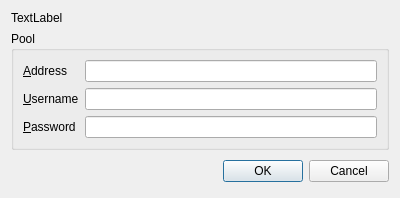
Old version of the form source/miningunitdialog.ui in the repository martin-kudlicka/crypto-miner.
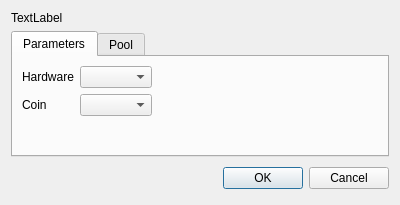
New version of the form.

Commit message: + setup hardware components * list miner supported coins

The edit to the form file:
```diff
--- a/source/miningunitdialog.ui
+++ b/source/miningunitdialog.ui
@@ -7,7 +7,7 @@
     <x>0</x>
     <y>0</y>
     <width>400</width>
-    <height>181</height>
+    <height>193</height>
    </rect>
   </property>
   <property name="windowTitle">
@@ -22,10 +22,75 @@
     </widget>
    </item>
    <item>
-    <widget class="QGroupBox" name="groupBox">
-     <property name="title">
+    <widget class="QTabWidget" name="tabWidget">
+     <property name="currentIndex">
+      <number>0</number>
+     </property>
+     <widget class="QWidget" name="tab_3">
+      <attribute name="title">
+       <string>Parameters</string>
+      </attribute>
+      <layout class="QFormLayout" name="formLayout_2">
+       <item row="0" column="0">
+        <widget class="QLabel" name="label_4">
+         <property name="text">
+          <string>Hardware</string>
+         </property>
+        </widget>
+       </item>
+       <item row="0" column="1">
+        <layout class="QHBoxLayout" name="horizontalLayout_2">
+         <item>
+          <widget class="QComboBox" name="parameterHardware"/>
+         </item>
+         <item>
+          <spacer name="horizontalSpacer">
+           <property name="orientation">
+            <enum>Qt::Horizontal</enum>
+           </property>
+           <property name="sizeHint" stdset="0">
+            <size>
+             <width>40</width>
+             <height>20</height>
+            </size>
+           </property>
+          </spacer>
+         </item>
+        </layout>
+       </item>
+       <item row="1" column="0">
+        <widget class="QLabel" name="label_5">
+         <property name="text">
+          <string>Coin</string>
+         </property>
+        </widget>
+       </item>
+       <item row="1" column="1">
+        <layout class="QHBoxLayout" name="horizontalLayout">
+         <item>
+          <widget class="QComboBox" name="parameterCoin"/>
+         </item>
+         <item>
+          <spacer name="horizontalSpacer_2">
+           <property name="orientation">
+            <enum>Qt::Horizontal</enum>
+           </property>
+           <property name="sizeHint" stdset="0">
+            <size>
+             <width>40</width>
+             <height>20</height>
+            </size>
+           </property>
+          </spacer>
+         </item>
+        </layout>
+       </item>
+      </layout>
+     </widget>
+     <widget class="QWidget" name="tab">
+      <attribute name="title">
       <string>Pool</string>
-     </property>
+      </attribute>
      <layout class="QFormLayout" name="formLayout">
       <item row="0" column="0">
        <widget class="QLabel" name="label">
@@ -67,6 +132,7 @@
        <widget class="QLineEdit" name="poolPassword"/>
       </item>
      </layout>
+     </widget>
     </widget>
    </item>
    <item>
```
Lines whose indentation alone changed are shown as unchanged. The commit also changes 1 other file.
